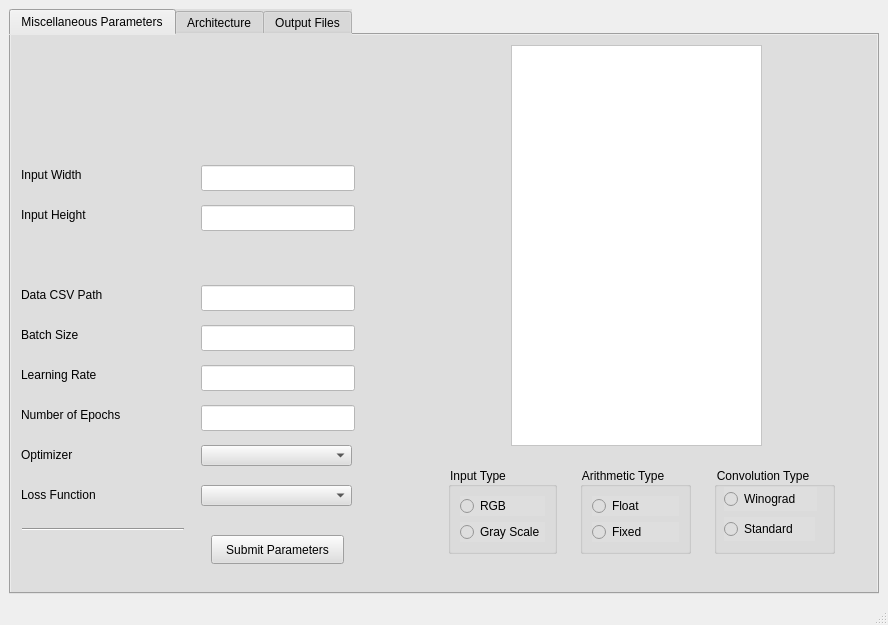
Above: GP/mainwindow.ui from BEHAIRYS/gradProject before the change. Below: the same form after it.
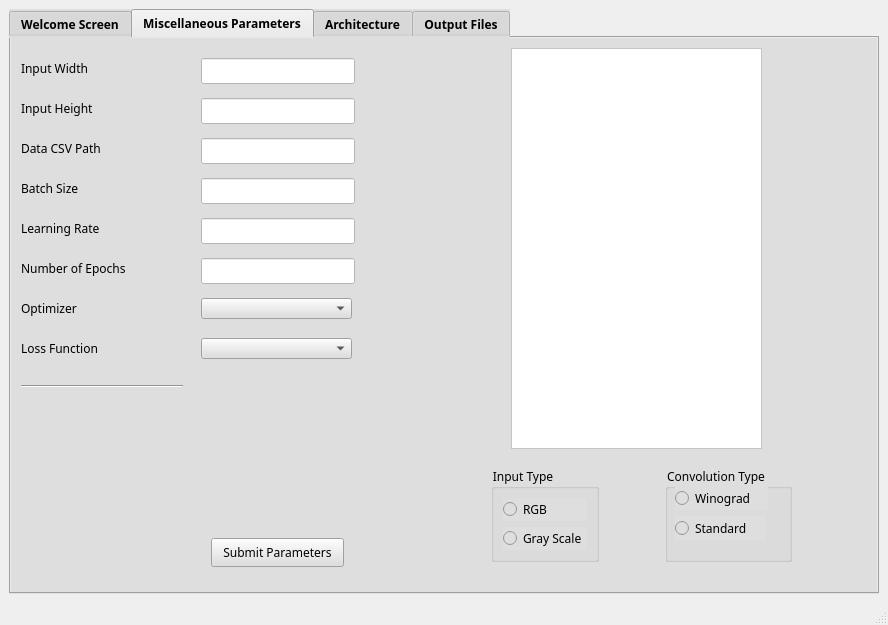
That is the form after the change. The open tabs and pages were chosen to show the change. Icons and pictures are not drawn.

```diff
--- a/GP/mainwindow.ui
+++ b/GP/mainwindow.ui
@@ -23,12 +23,62 @@
         <verstretch>0</verstretch>
        </sizepolicy>
       </property>
+      <property name="font">
+       <font>
+        <family>Siemens Sans</family>
+        <bold>true</bold>
+       </font>
+      </property>
       <property name="styleSheet">
        <string notr="true">background-color: rgb(222, 222, 222);</string>
       </property>
       <property name="currentIndex">
        <number>0</number>
       </property>
+      <widget class="QWidget" name="Dashboard">
+       <attribute name="title">
+        <string>Welcome Screen</string>
+       </attribute>
+       <widget class="QLabel" name="label">
+        <property name="geometry">
+         <rect>
+          <x>220</x>
+          <y>260</y>
+          <width>441</width>
+          <height>41</height>
+         </rect>
+        </property>
+        <property name="font">
+         <font>
+          <family>Siemens Sans</family>
+          <pointsize>14</pointsize>
+          <bold>true</bold>
+         </font>
+        </property>
+        <property name="styleSheet">
+         <string notr="true"/>
+        </property>
+        <property name="text">
+         <string>Application Specific Deep Learning Accelerator</string>
+        </property>
+       </widget>
+       <widget class="QLabel" name="label_2">
+        <property name="geometry">
+         <rect>
+          <x>110</x>
+          <y>120</y>
+          <width>681</width>
+          <height>131</height>
+         </rect>
+        </property>
+        <property name="text">
+         <string/>
+        </property>
+        <property name="pixmap">
+         <pixmap>../../../../Desktop/Siemens-invert-logo-700x167.png</pixmap>
+        </property>
+       </widget>
+      </widget>
       <widget class="QWidget" name="tab">
        <attribute name="title">
         <string>Miscellaneous Parameters</string>
@@ -37,7 +87,7 @@
         <property name="geometry">
          <rect>
           <x>190</x>
-          <y>170</y>
+          <y>60</y>
           <width>154</width>
           <height>26</height>
          </rect>
@@ -48,6 +98,11 @@
           <verstretch>0</verstretch>
          </sizepolicy>
         </property>
+        <property name="font">
+         <font>
+          <family>Siemens Sans</family>
+         </font>
+        </property>
         <property name="styleSheet">
          <string notr="true">background-color: white;</string>
         </property>
@@ -56,11 +111,16 @@
         <property name="geometry">
          <rect>
           <x>10</x>
-          <y>130</y>
+          <y>20</y>
           <width>78</width>
           <height>20</height>
          </rect>
         </property>
+        <property name="font">
+         <font>
+          <family>Siemens Sans</family>
+         </font>
+        </property>
         <property name="text">
          <string>Input Width</string>
         </property>
@@ -69,7 +129,7 @@
         <property name="geometry">
          <rect>
           <x>190</x>
-          <y>130</y>
+          <y>20</y>
           <width>154</width>
           <height>26</height>
          </rect>
@@ -80,6 +140,11 @@
           <verstretch>0</verstretch>
          </sizepolicy>
         </property>
+        <property name="font">
+         <font>
+          <family>Siemens Sans</family>
+         </font>
+        </property>
         <property name="styleSheet">
          <string notr="true">background-color: white;</string>
         </property>
@@ -88,7 +153,7 @@
         <property name="geometry">
          <rect>
           <x>10</x>
-          <y>170</y>
+          <y>60</y>
           <width>83</width>
           <height>20</height>
          </rect>
@@ -99,23 +164,15 @@
           <verstretch>0</verstretch>
          </sizepolicy>
         </property>
+        <property name="font">
+         <font>
+          <family>Siemens Sans</family>
+         </font>
+        </property>
         <property name="text">
          <string>Input Height</string>
         </property>
        </widget>
-       <widget class="Line" name="line">
-        <property name="geometry">
-         <rect>
-          <x>11</x>
-          <y>486</y>
-          <width>162</width>
-          <height>16</height>
-         </rect>
-        </property>
-        <property name="orientation">
-         <enum>Qt::Horizontal</enum>
-        </property>
-       </widget>
        <widget class="QTableView" name="tableView_2">
         <property name="geometry">
          <rect>
@@ -125,6 +182,11 @@
           <height>401</height>
          </rect>
         </property>
+        <property name="font">
+         <font>
+          <family>Siemens Sans</family>
+         </font>
+        </property>
         <property name="styleSheet">
          <string notr="true">background-color: rgb(255, 255, 255);
 </string>
@@ -142,6 +204,11 @@
           <height>29</height>
          </rect>
         </property>
+        <property name="font">
+         <font>
+          <family>Siemens Sans</family>
+         </font>
+        </property>
         <property name="styleSheet">
          <string notr="true"/>
         </property>
@@ -158,6 +225,11 @@
           <height>112</height>
          </rect>
         </property>
+        <property name="font">
+         <font>
+          <family>Siemens Sans</family>
+         </font>
+        </property>
         <layout class="QGridLayout" name="gridLayout">
          <item row="0" column="0">
           <widget class="QGroupBox" name="inputtype">
@@ -167,6 +239,11 @@
              <verstretch>0</verstretch>
             </sizepolicy>
            </property>
+           <property name="font">
+            <font>
+             <family>Siemens Sans</family>
+            </font>
+           </property>
            <property name="styleSheet">
             <string notr="true">background-color: rgb(222, 222, 222);</string>
            </property>
@@ -176,6 +253,11 @@
            <layout class="QVBoxLayout" name="verticalLayout">
             <item>
              <widget class="QRadioButton" name="RGB">
+              <property name="font">
+               <font>
+                <family>Siemens Sans</family>
+               </font>
+              </property>
               <property name="text">
                <string>RGB</string>
               </property>
@@ -183,6 +265,11 @@
             </item>
             <item>
              <widget class="QRadioButton" name="GrayScale">
+              <property name="font">
+               <font>
+                <family>Siemens Sans</family>
+               </font>
+              </property>
               <property name="text">
                <string>Gray Scale</string>
               </property>
@@ -192,38 +279,6 @@
           </widget>
          </item>
          <item row="0" column="1">
-          <widget class="QGroupBox" name="arithmetictype">
-           <property name="sizePolicy">
-            <sizepolicy hsizetype="Fixed" vsizetype="Fixed">
-             <horstretch>0</horstretch>
-             <verstretch>0</verstretch>
-            </sizepolicy>
-           </property>
-           <property name="styleSheet">
-            <string notr="true">background-color: rgb(222, 222, 222);</string>
-           </property>
-           <property name="title">
-            <string>Arithmetic Type</string>
-           </property>
-           <layout class="QVBoxLayout" name="verticalLayout_2">
-            <item>
-             <widget class="QRadioButton" name="Float">
-              <property name="text">
-               <string>Float</string>
-              </property>
-             </widget>
-            </item>
-            <item>
-             <widget class="QRadioButton" name="Fixed">
-              <property name="text">
-               <string>Fixed</string>
-              </property>
-             </widget>
-            </item>
-           </layout>
-          </widget>
-         </item>
-         <item row="0" column="2">
           <widget class="QGroupBox" name="groupBox">
            <property name="sizePolicy">
             <sizepolicy hsizetype="Fixed" vsizetype="Minimum">
@@ -231,6 +286,11 @@
              <verstretch>0</verstretch>
             </sizepolicy>
            </property>
+           <property name="font">
+            <font>
+             <family>Siemens Sans</family>
+            </font>
+           </property>
            <property name="styleSheet">
             <string notr="true">background-color: rgb(222, 222, 222);</string>
            </property>
@@ -246,6 +306,11 @@
               <height>24</height>
              </rect>
             </property>
+            <property name="font">
+             <font>
+              <family>Siemens Sans</family>
+             </font>
+            </property>
             <property name="text">
              <string>Standard </string>
             </property>
@@ -259,6 +324,11 @@
               <height>24</height>
              </rect>
             </property>
+            <property name="font">
+             <font>
+              <family>Siemens Sans</family>
+             </font>
+            </property>
             <property name="text">
              <string>Winograd</string>
             </property>
@@ -271,11 +341,16 @@
         <property name="geometry">
          <rect>
           <x>10</x>
-          <y>250</y>
+          <y>100</y>
           <width>91</width>
           <height>20</height>
          </rect>
         </property>
+        <property name="font">
+         <font>
+          <family>Siemens Sans</family>
+         </font>
+        </property>
         <property name="text">
          <string>Data CSV Path</string>
         </property>
@@ -284,11 +359,16 @@
         <property name="geometry">
          <rect>
           <x>10</x>
-          <y>370</y>
+          <y>220</y>
           <width>111</width>
           <height>20</height>
          </rect>
         </property>
+        <property name="font">
+         <font>
+          <family>Siemens Sans</family>
+         </font>
+        </property>
         <property name="text">
          <string>Number of Epochs</string>
         </property>
@@ -297,11 +377,16 @@
         <property name="geometry">
          <rect>
           <x>10</x>
-          <y>330</y>
+          <y>180</y>
           <width>91</width>
           <height>20</height>
          </rect>
         </property>
+        <property name="font">
+         <font>
+          <family>Siemens Sans</family>
+         </font>
+        </property>
         <property name="text">
          <string>Learning Rate</string>
         </property>
@@ -310,11 +395,16 @@
         <property name="geometry">
          <rect>
           <x>10</x>
-          <y>290</y>
+          <y>140</y>
           <width>71</width>
           <height>20</height>
          </rect>
         </property>
+        <property name="font">
+         <font>
+          <family>Siemens Sans</family>
+         </font>
+        </property>
         <property name="text">
          <string>Batch Size</string>
         </property>
@@ -323,11 +413,16 @@
         <property name="geometry">
          <rect>
           <x>10</x>
-          <y>450</y>
+          <y>300</y>
           <width>91</width>
           <height>20</height>
          </rect>
         </property>
+        <property name="font">
+         <font>
+          <family>Siemens Sans</family>
+         </font>
+        </property>
         <property name="text">
          <string>Loss Function</string>
         </property>
@@ -336,11 +431,16 @@
         <property name="geometry">
          <rect>
           <x>10</x>
-          <y>410</y>
+          <y>260</y>
           <width>71</width>
           <height>20</height>
          </rect>
         </property>
+        <property name="font">
+         <font>
+          <family>Siemens Sans</family>
+         </font>
+        </property>
         <property name="text">
          <string>Optimizer</string>
         </property>
@@ -349,7 +449,7 @@
         <property name="geometry">
          <rect>
           <x>190</x>
-          <y>250</y>
+          <y>100</y>
           <width>154</width>
           <height>26</height>
          </rect>
@@ -360,6 +460,11 @@
           <verstretch>0</verstretch>
          </sizepolicy>
         </property>
+        <property name="font">
+         <font>
+          <family>Siemens Sans</family>
+         </font>
+        </property>
         <property name="styleSheet">
          <string notr="true">background-color: white;</string>
         </property>
@@ -368,7 +473,7 @@
         <property name="geometry">
          <rect>
           <x>190</x>
-          <y>370</y>
+          <y>220</y>
           <width>154</width>
           <height>26</height>
          </rect>
@@ -379,6 +484,11 @@
           <verstretch>0</verstretch>
          </sizepolicy>
         </property>
+        <property name="font">
+         <font>
+          <family>Siemens Sans</family>
+         </font>
+        </property>
         <property name="styleSheet">
          <string notr="true">background-color: white;</string>
         </property>
@@ -387,7 +497,7 @@
         <property name="geometry">
          <rect>
           <x>190</x>
-          <y>330</y>
+          <y>180</y>
           <width>154</width>
           <height>26</height>
          </rect>
@@ -398,6 +508,11 @@
           <verstretch>0</verstretch>
          </sizepolicy>
         </property>
+        <property name="font">
+         <font>
+          <family>Siemens Sans</family>
+         </font>
+        </property>
         <property name="styleSheet">
          <string notr="true">background-color: white;</string>
         </property>
@@ -406,7 +521,7 @@
         <property name="geometry">
          <rect>
           <x>190</x>
-          <y>290</y>
+          <y>140</y>
           <width>154</width>
           <height>26</height>
          </rect>
@@ -417,6 +532,11 @@
           <verstretch>0</verstretch>
          </sizepolicy>
         </property>
+        <property name="font">
+         <font>
+          <family>Siemens Sans</family>
+         </font>
+        </property>
         <property name="styleSheet">
          <string notr="true">background-color: white;</string>
         </property>
@@ -425,20 +545,48 @@
         <property name="geometry">
          <rect>
           <x>190</x>
-          <y>410</y>
+          <y>260</y>
           <width>151</width>
           <height>21</height>
          </rect>
         </property>
+        <property name="font">
+         <font>
+          <family>Siemens Sans</family>
+         </font>
+        </property>
        </widget>
        <widget class="QComboBox" name="comboBox_lossFunc">
         <property name="geometry">
          <rect>
           <x>190</x>
-          <y>450</y>
+          <y>300</y>
           <width>151</width>
           <height>21</height>
          </rect>
+        </property>
+        <property name="font">
+         <font>
+          <family>Siemens Sans</family>
+         </font>
+        </property>
+       </widget>
+       <widget class="Line" name="line_2">
+        <property name="geometry">
+         <rect>
+          <x>10</x>
+          <y>340</y>
+          <width>162</width>
+          <height>16</height>
+         </rect>
+        </property>
+        <property name="font">
+         <font>
+          <family>Siemens Sans</family>
+         </font>
+        </property>
+        <property name="orientation">
+         <enum>Qt::Horizontal</enum>
         </property>
        </widget>
       </widget>
```
Left out of the diff: 136 changed lines with no effect on the pictures.
